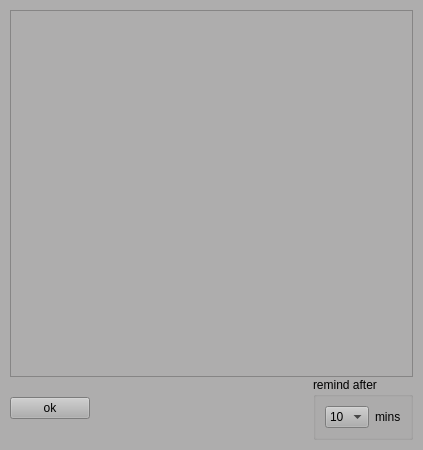
First picture: the form in lib-ui/scrollWidget.ui, repository aumanimationstudios/tray-server, before the edit.
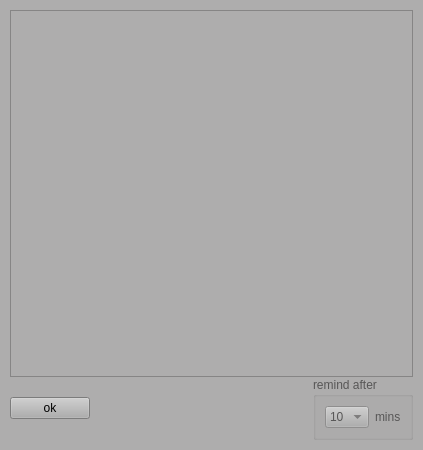
Second picture: the form after the edit.

What changed in the file:
```diff
--- a/lib-ui/scrollWidget.ui
+++ b/lib-ui/scrollWidget.ui
@@ -511,6 +511,9 @@
      </item>
      <item>
       <widget class="QGroupBox" name="groupBox">
+       <property name="enabled">
+        <bool>false</bool>
+       </property>
        <property name="title">
         <string>remind after</string>
        </property>
```
